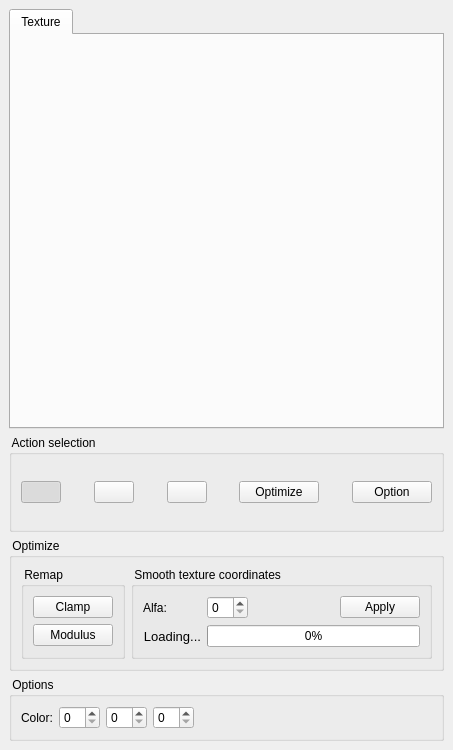
cnr-isti-vclab/meshlab, file src/fgt/edit_texture/textureeditor.ui: the form before one commit.
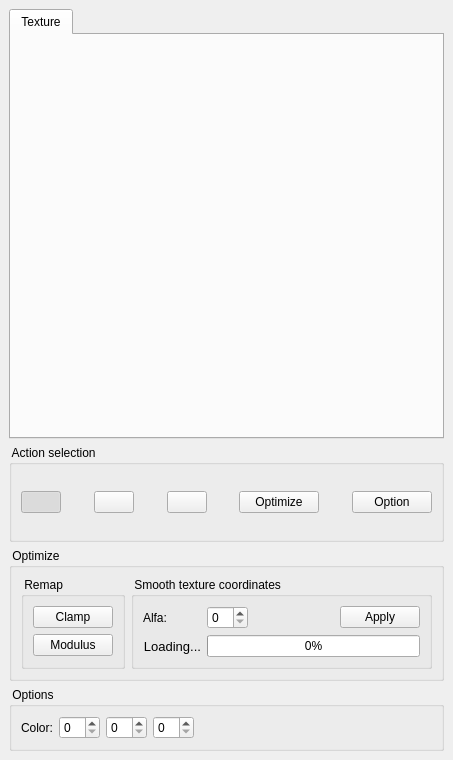
The form after the commit. Icons and pictures are not drawn.

Commit message: Implemented rotate function, improved zoom (still not works in edit mode)

The edit to the form file:
```diff
--- a/src/fgt/edit_texture/textureeditor.ui
+++ b/src/fgt/edit_texture/textureeditor.ui
@@ -6,7 +6,7 @@
     <x>0</x>
     <y>0</y>
     <width>453</width>
-    <height>750</height>
+    <height>760</height>
    </rect>
   </property>
   <property name="windowTitle" >
```
The commit also changes 2 other files.
